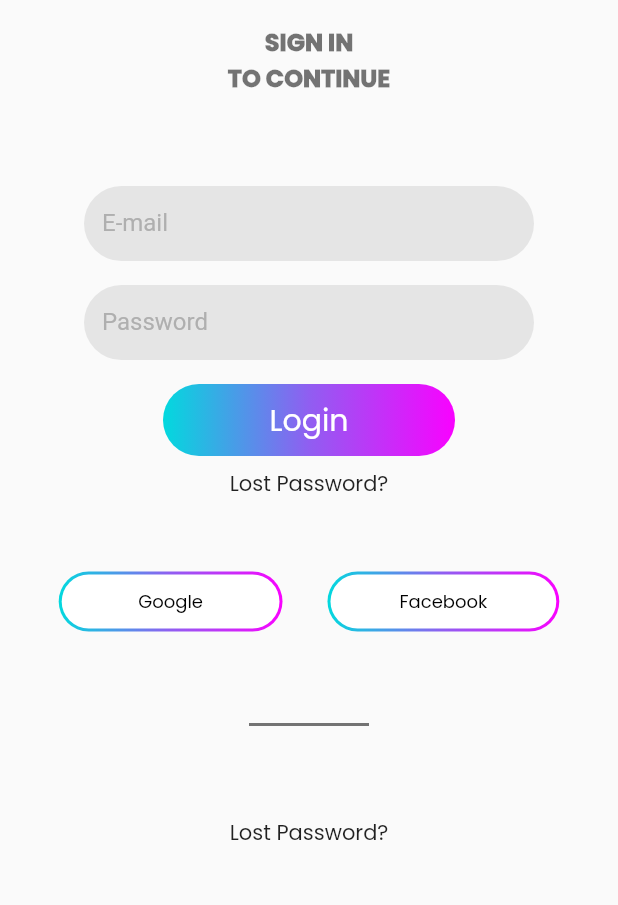
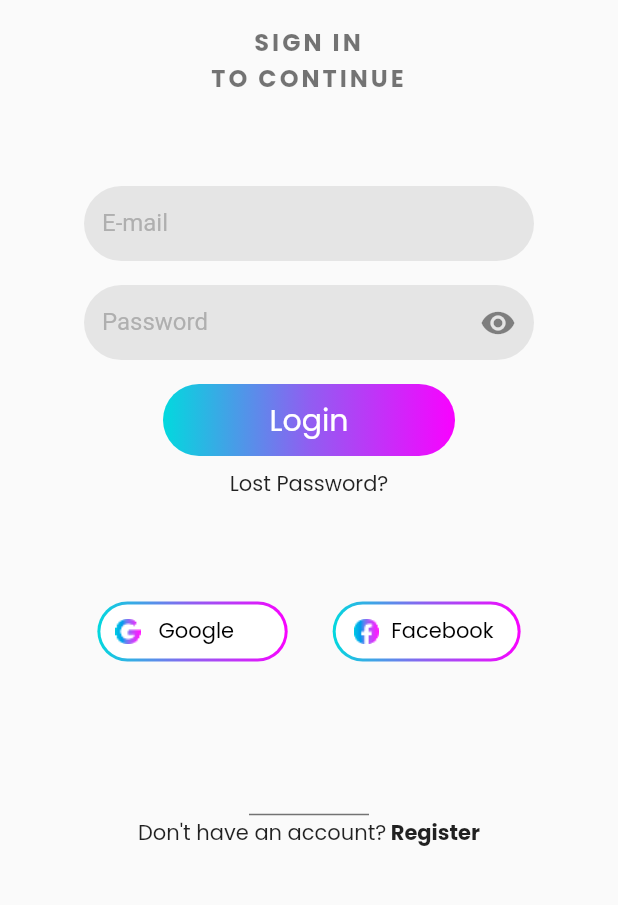
Before and after one commit to 1tassianak/app_music, a Flutter app: the screen it shows after launch, after a tap on "Login", on a phone screen of 412 x 824 dp, the part 267-1172 px from its top. Run offline on Flutter 3.47's test engine with Material 2 defaults, Android fonts, the phone set to English and light mode, and no system bars.

Commit message:
login ui

```diff
--- a/lib/login.dart
+++ b/lib/login.dart
@@ -24,8 +24,9 @@ class Login extends StatelessWidget {
                   style: TextStyle(
                       color: Colors.black54,
                       fontFamily: 'Poppins',
-                      fontWeight: FontWeight.w900,
-                      fontSize: 16
+                      fontWeight: FontWeight.bold,
+                      fontSize: 16,
+                      letterSpacing: 2
                   ),
                 )
               ),
@@ -67,6 +68,7 @@ class Login extends StatelessWidget {
                             color: Color(0xffafafaf)
                           ),
                         ),
+                        suffixIcon: Icon(Icons.remove_red_eye),
                         border: OutlineInputBorder(
                           borderRadius: BorderRadius.circular(30),
                           borderSide: BorderSide(
@@ -142,7 +144,7 @@ class Login extends StatelessWidget {
                 ),
               ),
               SizedBox(
-                height: 40,
+                height: 60,
               ),
               Row(
                 mainAxisAlignment: MainAxisAlignment.center,
@@ -161,7 +163,19 @@ class Login extends StatelessWidget {
                         ),
                         borderRadius: BorderRadius.circular(30)
                     ),
-                    child: ElevatedButton(
+                    child: ElevatedButton.icon(
+                      /*icon: Icon(Icons.home,
+                          color: Colors.green,
+                          size: 25
+                      ),*/
+                      icon: Image.asset('imgs/google.png'),
+                      label: Text(" Google ",
+                        style: TextStyle(
+                            color: Colors.black,
+                            fontFamily: 'Poppins',
+                            fontSize: 14,
+                        ),
+                      ),
                       onPressed: (){
                         Navigator.push(
                             context,
@@ -170,7 +184,7 @@ class Login extends StatelessWidget {
                             )
                         );
                       },
-                      child: Padding(
+                      /*child: Padding(
                         padding: const EdgeInsets.fromLTRB(35, 9, 35, 9),
                         child: Text("Google",
                           style: TextStyle(
@@ -179,8 +193,11 @@ class Login extends StatelessWidget {
                               fontSize: 12
                           ),
                         ),
-                      ),
+                      ),*/
                       style: ButtonStyle(
+                        padding: MaterialStateProperty.all(
+                          EdgeInsets.fromLTRB(10, 0, 30, 0)
+                        ),
                           backgroundColor: MaterialStateProperty.all<Color>(
                               Colors.white
                           ),
@@ -216,7 +233,15 @@ class Login extends StatelessWidget {
                         ),
                         borderRadius: BorderRadius.circular(30)
                     ),
-                    child: ElevatedButton(
+                    child: ElevatedButton.icon(
+                      icon: Image.asset('imgs/face.png'),
+                      label: Text("Facebook",
+                        style: TextStyle(
+                            color: Colors.black,
+                            fontFamily: 'Poppins',
+                            fontSize: 14
+                        ),
+                      ),
                       onPressed: (){
                         Navigator.push(
                             context,
@@ -225,7 +250,7 @@ class Login extends StatelessWidget {
                             )
                         );
                       },
-                      child: Padding(
+                      /*child: Padding(
                         padding: const EdgeInsets.fromLTRB(30, 9, 30, 9),
                         child: Text("Facebook",
                           style: TextStyle(
@@ -234,7 +259,7 @@ class Login extends StatelessWidget {
                               fontSize: 12
                           ),
                         ),
-                      ),
+                      ),*/
                       style: ButtonStyle(
                           backgroundColor: MaterialStateProperty.all<Color>(
                               Colors.white
@@ -257,12 +282,15 @@ class Login extends StatelessWidget {
                   ),
                 ],
               ),
+              SizedBox(
+                height: 100,
+              ),
               Expanded(
                 child: Container(
                   width: 80,
                   child: Divider(
                     color: Colors.black54,
-                    thickness: 2,
+                    thickness: 1,
                   ),
                 ),
               ),
@@ -270,10 +298,22 @@ class Login extends StatelessWidget {
                 padding: EdgeInsets.all(0),
                 child: GestureDetector(
                   onTap: (){},
-                  child: Text("Lost Password?",
-                    style: TextStyle(
-                      fontFamily: 'Poppins',
-                    ),
+                  child: Row(
+                    crossAxisAlignment: CrossAxisAlignment.center,
+                    mainAxisAlignment: MainAxisAlignment.center,
+                    children: [
+                      Text("Don't have an account?",
+                        style: TextStyle(
+                          fontFamily: 'Poppins',
+                        ),
+                      ),
+                      Text(" Register",
+                        style: TextStyle(
+                          fontFamily: 'Poppins',
+                          fontWeight: FontWeight.bold
+                          )
+                        ),
+                    ],
                   ),
                 ),
               ),
--- a/lib/main.dart
+++ b/lib/main.dart
@@ -5,5 +5,6 @@ import 'intro.dart';
 void main() {
   runApp(MaterialApp(
     home: Intro(),
+    debugShowCheckedModeBanner: false,
   ));
 }
```
Also changed, not shown: imgs/face.png (added), imgs/google.png (added), pubspec.lock, 1 other file.
